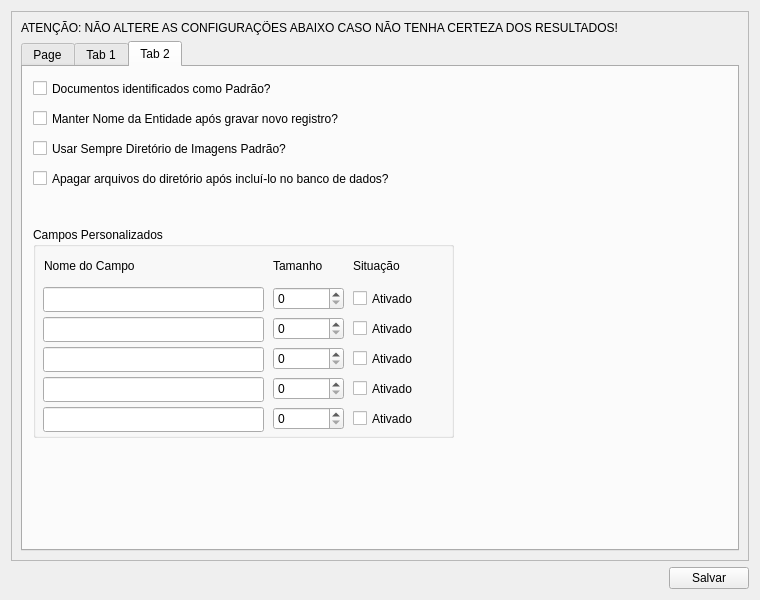
Old version of the form src/dialogsettings.ui in the repository vcputtini/qDocBase6.
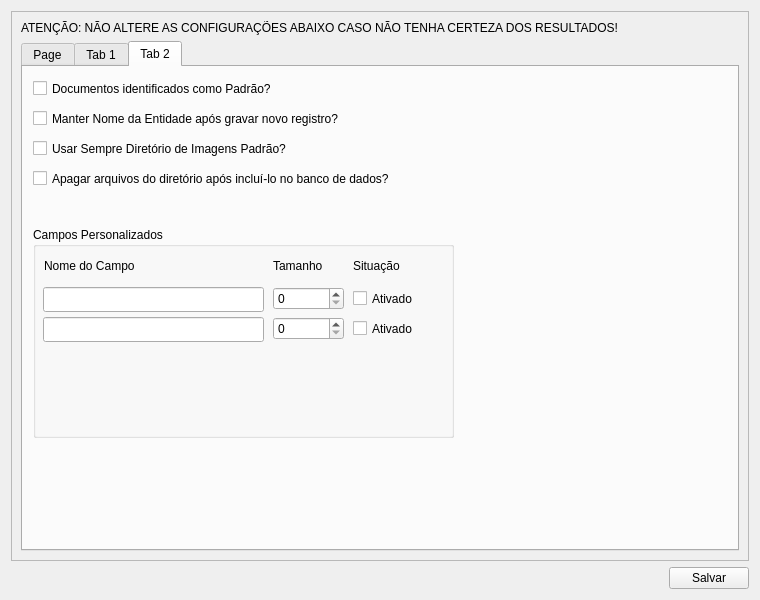
New version of the form. The open tabs and pages were chosen to show the change. Icons and pictures are not drawn.

Commit message:
Adjustments to the number of custom fields.
The number of custom fields has been adjusted to two.

What changed in the file:
```diff
--- a/src/dialogsettings.ui
+++ b/src/dialogsettings.ui
@@ -525,141 +525,6 @@
             <number>15</number>
            </property>
           </widget>
-          <widget class="QSpinBox" name="spinBox_Len_03">
-           <property name="geometry">
-            <rect>
-             <x>240</x>
-             <y>120</y>
-             <width>71</width>
-             <height>23</height>
-            </rect>
-           </property>
-           <property name="maximum">
-            <number>254</number>
-           </property>
-          </widget>
-          <widget class="QLineEdit" name="lineEdit_Fld03Name">
-           <property name="geometry">
-            <rect>
-             <x>10</x>
-             <y>120</y>
-             <width>221</width>
-             <height>25</height>
-            </rect>
-           </property>
-           <property name="minimumSize">
-            <size>
-             <width>0</width>
-             <height>25</height>
-            </size>
-           </property>
-           <property name="maxLength">
-            <number>15</number>
-           </property>
-          </widget>
-          <widget class="QCheckBox" name="checkBox_Activated_03">
-           <property name="geometry">
-            <rect>
-             <x>320</x>
-             <y>120</y>
-             <width>91</width>
-             <height>23</height>
-            </rect>
-           </property>
-           <property name="text">
-            <string>Ativado</string>
-           </property>
-          </widget>
-          <widget class="QSpinBox" name="spinBox_Len_04">
-           <property name="geometry">
-            <rect>
-             <x>240</x>
-             <y>150</y>
-             <width>71</width>
-             <height>23</height>
-            </rect>
-           </property>
-           <property name="maximum">
-            <number>254</number>
-           </property>
-          </widget>
-          <widget class="QLineEdit" name="lineEdit_Fld04Name">
-           <property name="geometry">
-            <rect>
-             <x>10</x>
-             <y>150</y>
-             <width>221</width>
-             <height>25</height>
-            </rect>
-           </property>
-           <property name="minimumSize">
-            <size>
-             <width>0</width>
-             <height>25</height>
-            </size>
-           </property>
-           <property name="maxLength">
-            <number>15</number>
-           </property>
-          </widget>
-          <widget class="QCheckBox" name="checkBox_Activated_04">
-           <property name="geometry">
-            <rect>
-             <x>320</x>
-             <y>150</y>
-             <width>91</width>
-             <height>23</height>
-            </rect>
-           </property>
-           <property name="text">
-            <string>Ativado</string>
-           </property>
-          </widget>
-          <widget class="QCheckBox" name="checkBox_Activated_05">
-           <property name="geometry">
-            <rect>
-             <x>320</x>
-             <y>180</y>
-             <width>91</width>
-             <height>23</height>
-            </rect>
-           </property>
-           <property name="text">
-            <string>Ativado</string>
-           </property>
-          </widget>
-          <widget class="QSpinBox" name="spinBox_Len_05">
-           <property name="geometry">
-            <rect>
-             <x>240</x>
-             <y>180</y>
-             <width>71</width>
-             <height>23</height>
-            </rect>
-           </property>
-           <property name="maximum">
-            <number>254</number>
-           </property>
-          </widget>
-          <widget class="QLineEdit" name="lineEdit_Fld05Name">
-           <property name="geometry">
-            <rect>
-             <x>10</x>
-             <y>180</y>
-             <width>221</width>
-             <height>25</height>
-            </rect>
-           </property>
-           <property name="minimumSize">
-            <size>
-             <width>0</width>
-             <height>25</height>
-            </size>
-           </property>
-           <property name="maxLength">
-            <number>15</number>
-           </property>
-          </widget>
           <widget class="QCheckBox" name="checkBox_Activated_02">
            <property name="geometry">
             <rect>
```
Left out of the diff: 24 changed lines with no effect on the pictures. The commit also changes 1 other file.
